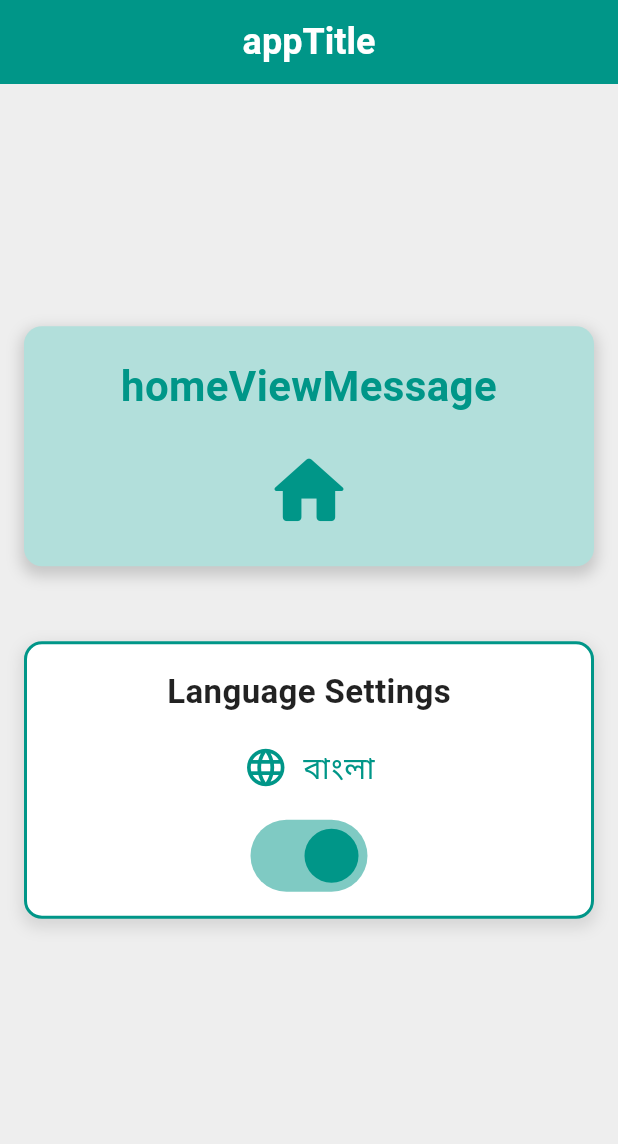
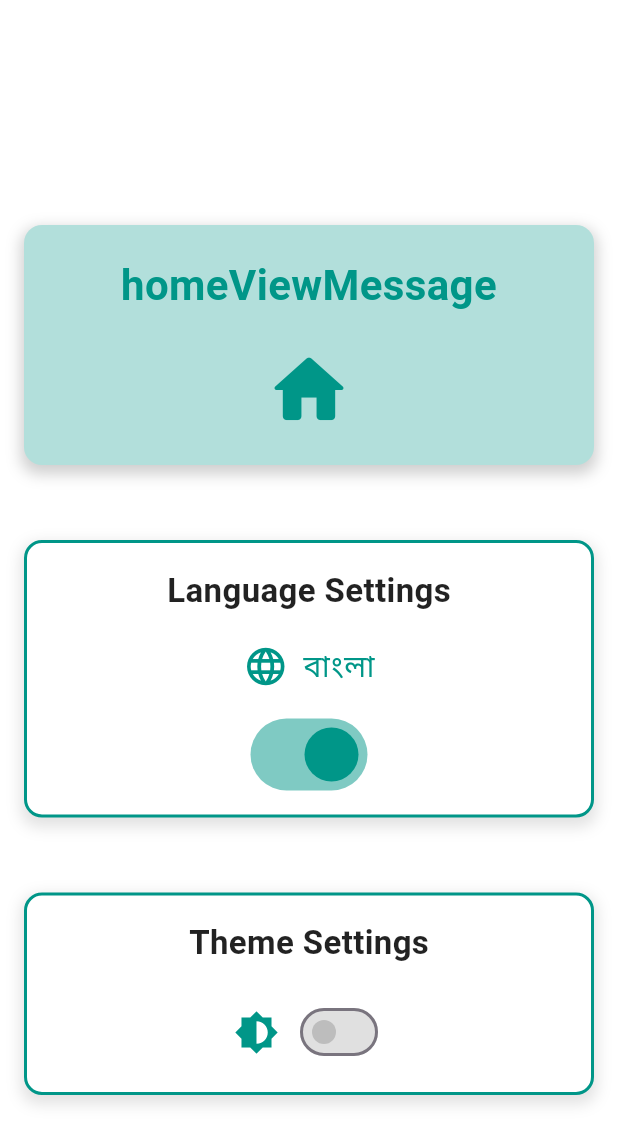
Before and after one commit to Nahin-CDR/QuickMart, a Flutter app: the screen it shows after launch, on a phone screen of 412 x 824 dp. Shown: the top 1144 px of the screen. Run offline on Flutter 3.47's test engine with Material 3 defaults, Android fonts, the phone set to English and light mode, and no system bars; our stand-ins replace flutter_svg, fluttertoast, get, get_storage, google_fonts; Roboto replaces fonts that are missing (ComicNeue).

Commit message:
theme changing functionalities added

```diff
--- a/lib/app/modules/home/bindings/home_binding.dart
+++ b/lib/app/modules/home/bindings/home_binding.dart
@@ -1,5 +1,6 @@
 import 'package:get/get.dart';
 
+import '../../../../core/theme/theme_controller.dart';
 import '../controllers/home_controller.dart';
 
 class HomeBinding extends Bindings {
@@ -8,5 +9,6 @@ class HomeBinding extends Bindings {
     Get.lazyPut<HomeController>(
       () => HomeController(),
     );
+    //Get.lazyPut<ThemeController>(() => ThemeController());
   }
 }
--- a/lib/app/modules/home/controllers/home_controller.dart
+++ b/lib/app/modules/home/controllers/home_controller.dart
@@ -1,8 +1,15 @@
+import 'package:flutter/material.dart';
 import 'package:get/get.dart';
+import '../../../../core/theme/theme_controller.dart';
 
 class HomeController extends GetxController {
   //TODO: Implement HomeController
+  //final ThemeController themeController = Get.find();
+  final ThemeController themeController = Get.find<ThemeController>();
 
+  void toggleTheme() {
+    themeController.toggleTheme();
+  }
   final count = 0.obs;
   @override
   void onInit() {
@@ -18,6 +25,14 @@ class HomeController extends GetxController {
   void onClose() {
     super.onClose();
   }
+  // initializing with the current theme of the device
+  Rx<ThemeMode> currentTheme = ThemeMode.system.obs;
 
+  // function to switch between themes
+  void switchTheme() {
+    currentTheme.value = currentTheme.value == ThemeMode.light
+        ? ThemeMode.dark
+        : ThemeMode.light;
+  }
   void increment() => count.value++;
 }
--- a/lib/app/modules/home/views/home_view.dart
+++ b/lib/app/modules/home/views/home_view.dart
@@ -1,5 +1,7 @@
 import 'package:flutter/material.dart';
 import 'package:get/get.dart';
+import 'package:quick_mart/app/modules/onboard/views/onboard_view.dart';
+import 'package:quick_mart/core/theme/theme_service.dart';
 import '../controllers/home_controller.dart';
 
 class HomeView extends GetView<HomeController> {
@@ -7,6 +9,7 @@ class HomeView extends GetView<HomeController> {
 
   @override
   Widget build(BuildContext context) {
+    //final ThemeController themeController = Get.find();
     return Scaffold(
       appBar: AppBar(
         title: Text(
@@ -18,7 +21,7 @@ class HomeView extends GetView<HomeController> {
           ),
         ),
         centerTitle: true,
-        backgroundColor: Colors.teal,
+       // backgroundColor: Colors.teal,
       ),
       body: Padding(
         padding: const EdgeInsets.all(16.0),
@@ -121,6 +124,7 @@ class HomeView extends GetView<HomeController> {
                       inactiveThumbColor: Colors.grey.shade400,
                       inactiveTrackColor: Colors.grey.shade300,
                       onChanged: (bool value) {
+                        Get.to(OnboardView());
                         if (value) {
                           Get.updateLocale(const Locale('bn', 'BD'));
                         } else {
@@ -133,10 +137,73 @@ class HomeView extends GetView<HomeController> {
               ),
             ),
             const SizedBox(height: 50),
+
+            // Theme Switcher Section
+            Container(
+              padding: const EdgeInsets.all(16),
+              decoration: BoxDecoration(
+                color: Colors.white,
+                borderRadius: BorderRadius.circular(12),
+                border: Border.all(color: Colors.teal, width: 2),
+                boxShadow: [
+                  BoxShadow(
+                    color: Colors.grey.withOpacity(0.3),
+                    spreadRadius: 2,
+                    blurRadius: 8,
+                    offset: const Offset(0, 4),
+                  ),
+                ],
+              ),
+              child: Column(
+                crossAxisAlignment: CrossAxisAlignment.center,
+                children: [
+                  const Text(
+                    'Theme Settings',
+                    style: TextStyle(
+                      fontSize: 22,
+                      fontWeight: FontWeight.w600,
+                      color: Colors.black87,
+                    ),
+                  ),
+                  const SizedBox(height: 20),
+                  Row(
+                    mainAxisAlignment: MainAxisAlignment.center,
+                    children: [
+                      const Icon(
+                        Icons.brightness_6,
+                        size: 30,
+                        color: Colors.teal,
+                      ),
+                      const SizedBox(width: 10),
+                      Obx(() {
+                        return Switch(
+                          value: controller.themeController.isDarkTheme.value,
+                          activeColor: Colors.teal,
+                          inactiveThumbColor: Colors.grey.shade400,
+                          inactiveTrackColor: Colors.grey.shade300,
+                          onChanged: (bool value) {
+                           //ThemeService().changeThemeMode();
+                             controller.themeController.toggleTheme();
+                            //if (value) {
+                                //Get.changeThemeMode(ThemeMode.dark);
+                               // themeController.isDarkTheme.value = true; // Update the state
+                              //} else {
+                              //  Get.changeThemeMode(ThemeMode.light);
+                             //   themeController.isDarkTheme.value = false; // Update the state
+                           //   }
+                          }
+
+                        );
+                      }),
+                    ],
+                  ),
+                ],
+              ),
+            ),
           ],
         ),
       ),
-      backgroundColor: Colors.grey.shade200,
+    //  backgroundColor: Colors.grey.shade200,
     );
   }
 }
--- a/lib/app/modules/onboard/bindings/onboard_binding.dart
+++ b/lib/app/modules/onboard/bindings/onboard_binding.dart
@@ -1,5 +1,5 @@
 import 'package:get/get.dart';
-
+import '../../../../core/theme/theme_controller.dart';
 import '../controllers/onboard_controller.dart';
 
 class OnboardBinding extends Bindings {
@@ -8,5 +8,6 @@ class OnboardBinding extends Bindings {
     Get.lazyPut<OnboardController>(
       () => OnboardController(),
     );
+    Get.lazyPut<ThemeController>(() => ThemeController());
   }
 }
--- /dev/null
+++ b/lib/app/resources/common_controllers/demo.dart
@@ -0,0 +1,3 @@
+class Demo{
+
+}
--- a/lib/app/resources/common_controllers/theme.dart
+++ /dev/null
@@ -1,24 +0,0 @@
-import 'package:flutter/material.dart';
-import 'package:get/get.dart';
-class MyTheme extends GetxController {
-  final _isDark = false.obs;
-  get themeValue => _isDark;
-
-  MyTheme._();
-  static final instance = MyTheme._();
-
-  ThemeMode getCurrentTheme() {
-    return _isDark.value ? ThemeMode.dark : ThemeMode.light;
-  }
-
-  void switchTheme() {
-    _isDark.value = !_isDark.value;
-
-    update();
-    if (themeValue == true) {
-      Get.changeThemeMode(ThemeMode.dark);
-    } else {
-      Get.changeThemeMode(ThemeMode.light);
-    }
-  }
-}
--- /dev/null
+++ b/lib/core/theme/custom_theme.dart
@@ -0,0 +1,72 @@
+import 'package:flutter/material.dart';
+import 'package:flutter/services.dart';
+
+class CustomTheme {
+  static const lightThemeFont = "ComicNeue", darkThemeFont = "Poppins";
+
+  // light theme
+  static final lightTheme = ThemeData(
+    primaryColor: lightThemeColor,
+    brightness: Brightness.light,
+    scaffoldBackgroundColor: white,
+    useMaterial3: true,
+    fontFamily: lightThemeFont,
+    switchTheme: SwitchThemeData(
+      thumbColor:
+      WidgetStateProperty.resolveWith<Color>((states) => lightThemeColor),
+    ),
+    appBarTheme: AppBarTheme(
+      centerTitle: true,
+      backgroundColor: white,
+      scrolledUnderElevation: 0,
+      titleTextStyle: TextStyle(
+        fontWeight: FontWeight.w500,
+        color: black,
+        fontSize: 23, //20
+      ),
+      iconTheme: IconThemeData(color: lightThemeColor),
+      elevation: 0,
+      actionsIconTheme: IconThemeData(color: lightThemeColor),
+      systemOverlayStyle: SystemUiOverlayStyle(
+        statusBarColor: white,
+        statusBarIconBrightness: Brightness.dark,
+      ),
+    ),
+  );
+
+  // dark theme
+  static final darkTheme = ThemeData(
+    primaryColor: darkThemeColor,
+    brightness: Brightness.dark,
+    scaffoldBackgroundColor: black,
+    useMaterial3: true,
+    fontFamily: darkThemeFont,
+    switchTheme: SwitchThemeData(
+      trackColor:
+      WidgetStateProperty.resolveWith<Color>((states) => darkThemeColor),
+    ),
+    appBarTheme: AppBarTheme(
+      centerTitle: true,
+      backgroundColor: black,
+      scrolledUnderElevation: 0,
+      titleTextStyle: TextStyle(
+        fontWeight: FontWeight.w500,
+        color: white,
+        fontSize: 23, //20
+      ),
+      iconTheme: IconThemeData(color: darkThemeColor),
+      elevation: 0,
+      actionsIconTheme: IconThemeData(color: darkThemeColor),
+      systemOverlayStyle: SystemUiOverlayStyle(
+        statusBarColor: black,
+        statusBarIconBrightness: Brightness.light,
+      ),
+    ),
+  );
+
+  // colors
+  static Color lightThemeColor = Colors.red,
+      white = Colors.white,
+      black = Colors.black,
+      darkThemeColor = Colors.yellow;
+}
--- /dev/null
+++ b/lib/core/theme/theme_controller.dart
@@ -0,0 +1,14 @@
+import 'package:flutter/material.dart';
+import 'package:get/get.dart';
+
+
+class ThemeController extends GetxController {
+  RxBool isDarkTheme = false.obs;
+
+  ThemeMode get theme => isDarkTheme.value ? ThemeMode.dark : ThemeMode.light;
+
+  void toggleTheme() {
+    isDarkTheme.value = !isDarkTheme.value;
+    Get.changeThemeMode(theme);
+  }
+}
--- /dev/null
+++ b/lib/core/theme/theme_service.dart
@@ -0,0 +1,31 @@
+
+import 'package:flutter/material.dart';
+import 'package:get/get.dart';
+import 'package:get_storage/get_storage.dart';
+
+class ThemeService {
+  final _getStorage = GetStorage();
+  final storageKey = "isDarkMode";
+
+  // Fetches the theme mode based on the saved preference
+  ThemeMode getThemeMode() {
+    return isSavedDarkMode() ? ThemeMode.dark : ThemeMode.light;
+  }
+
+  // Checks if dark mode is saved in storage
+  bool isSavedDarkMode() {
+    return _getStorage.read(storageKey) ?? false;
+  }
+
+  // Saves the theme mode (dark or light) in storage
+  void saveThemeMode(bool isDarkMode) {
+    _getStorage.write(storageKey, isDarkMode);
+  }
+
+  // Toggles between light and dark theme
+  void changeThemeMode() {
+    bool isDarkMode = !isSavedDarkMode(); // Toggle the current mode
+    Get.changeThemeMode(isDarkMode ? ThemeMode.dark : ThemeMode.light);
+    saveThemeMode(isDarkMode); // Save the updated mode
+  }
+}
--- a/lib/main.dart
+++ b/lib/main.dart
@@ -1,23 +1,41 @@
 import 'package:flutter/material.dart';
 import 'package:get/get.dart';
-import 'app/resources/common_controllers/theme.dart';
+import 'package:quick_mart/core/theme/custom_theme.dart';
+import 'package:quick_mart/core/theme/theme_controller.dart';
 import 'app/routes/app_pages.dart';
 import 'generated/locales.g.dart';
 
 
-void main() {
-  runApp(
-    GetMaterialApp(
-      themeMode: MyTheme.instance.getCurrentTheme(),
-      theme: ThemeData.light(),
-      darkTheme: ThemeData.dark(),
+void main(){
+  //await GetStorage.init();
+  runApp(QuickMart());
+}
+
+class QuickMart extends StatelessWidget {
+  final ThemeController themeController = Get.put(ThemeController());
+ // final ThemeService _themeService = ThemeService();
+  QuickMart({super.key});
+
+  @override
+  Widget build(BuildContext context) {
+    // The whole app is now reactive to theme changes
+    return Obx(() {
+      return GetMaterialApp(
+        title: "QuickMart",
         debugShowCheckedModeBanner: false,
-      title: "Application",
+
+        // Apply the light and dark themes across the entire app
+        theme: CustomTheme.lightTheme, // Define your light theme
+        darkTheme: CustomTheme.darkTheme, // Define your dark theme
+        themeMode: themeController.theme, // Use the theme controller to manage theme
+
+        // Localization and routing
         initialRoute: AppPages.initial,
         getPages: AppPages.routes,
         translationsKeys: AppTranslation.translations,
         locale: const Locale('bn', 'BD'),
         fallbackLocale: const Locale('en', 'US'),
-    ),
       );
+    });
   }
+}
--- a/pubspec.yaml
+++ b/pubspec.yaml
@@ -15,6 +15,7 @@ dependencies:
   fluttertoast: ^8.2.8
   flutter_svg: ^2.0.10+1
   google_fonts: ^6.2.1
+  get_storage: ^2.1.1
 
 dev_dependencies:
   mockito: ^5.0.16
```
Also changed, not shown: pubspec.lock. Lines whose indentation alone changed are shown as unchanged.
